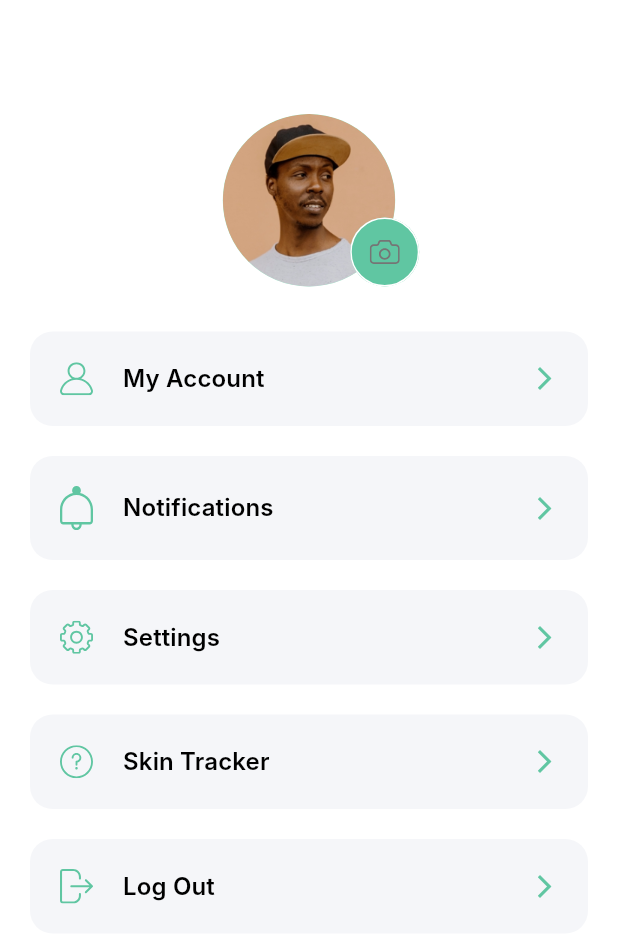
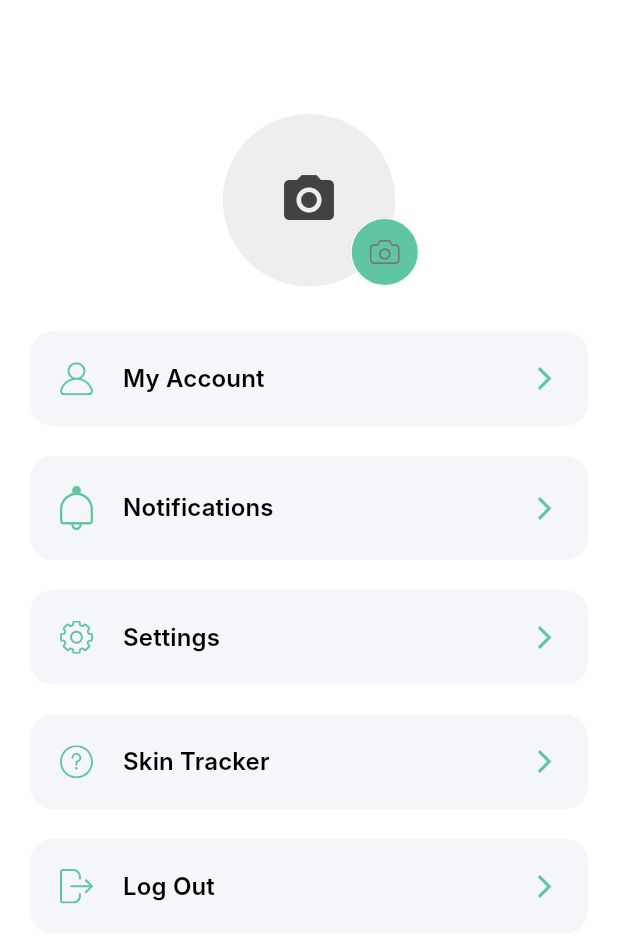
Before and after one commit to gebienha/SoftwareStudioFinal, a Flutter app: the ProfileScreen screen opened by its route, on a phone screen of 412 x 824 dp. Shown: the top 943 px of the screen. Run offline on Flutter 3.47's test engine with Material 3 defaults, Android fonts, the phone set to English and light mode, and no system bars; our stand-ins replace cloud_firestore, firebase_auth, firebase_core, flutter_svg, get, go_router and 4 more; missing offline and left inert: fluttermoji; accounts and stored records are empty; Roboto replaces fonts that are missing (Inter).

Commit message:
commit masukin gambar

```diff
--- a/lib/routes.dart
+++ b/lib/routes.dart
@@ -12,6 +12,7 @@ import 'package:shop_app/screens/home/home_screen.dart';
 import 'package:shop_app/screens/init_screen.dart';
 import 'package:shop_app/screens/login_success/login_success_screen.dart';
 import 'package:shop_app/screens/otp/otp_screen.dart';
+import 'package:shop_app/screens/profile/components/add_avatar_page.dart';
 import 'package:shop_app/screens/profile/profile_screen.dart';
 import 'package:shop_app/screens/sign_in/sign_in_screen.dart';
 import 'package:shop_app/screens/sign_up/sign_up_screen.dart';
@@ -58,6 +59,7 @@ final Map<String, WidgetBuilder> routes = {
   SkinTracker.routeName: (context) => SkinTracker(),
   TutorialPage.routeName: (context) => TutorialPage(),
   SignUpSuccessScreen.routeName: (context) => SignUpSuccessScreen(),
+  AddAvatarPage.routeName: (context) => const AddAvatarPage(),
 };
 
 Route<dynamic> generateRoute(RouteSettings settings) {
--- a/lib/screens/profile/components/profile_pic.dart
+++ b/lib/screens/profile/components/profile_pic.dart
@@ -1,22 +1,49 @@
 import 'package:flutter/material.dart';
 import 'package:flutter_svg/flutter_svg.dart';
+import '../../../screens/profile/components/add_avatar_page.dart';
 
-class ProfilePic extends StatelessWidget {
-  const ProfilePic({
-    Key? key,
-  }) : super(key: key);
+class ProfilePic extends StatefulWidget {
+  final String? initialAvatarSvgData;
+  final String? initialName;
+
+  const ProfilePic({Key? key, this.initialAvatarSvgData, this.initialName}) : super(key: key);
+
+  @override
+  _ProfilePicState createState() => _ProfilePicState();
+}
+
+class _ProfilePicState extends State<ProfilePic> {
+  String? _avatarSvgData;
+  String? _name;
+
+  @override
+  void initState() {
+    super.initState();
+    _avatarSvgData = widget.initialAvatarSvgData;
+    _name = widget.initialName;
+  }
 
   @override
   Widget build(BuildContext context) {
-    return SizedBox(
+    return Column(
+      mainAxisAlignment: MainAxisAlignment.center,
+      children: [
+        SizedBox(
           height: 115,
           width: 115,
           child: Stack(
             fit: StackFit.expand,
             clipBehavior: Clip.none,
             children: [
-          const CircleAvatar(
-            backgroundImage: AssetImage("assets/images/Profile Image.png"),
+              CircleAvatar(
+                backgroundColor: Colors.grey.shade200,
+                child: _avatarSvgData != null
+                    ? _buildAvatarImage(_avatarSvgData!)
+                    : Icon(
+                        Icons.camera_alt,
+                        size: 40,
+                        color: Colors.grey.shade800,
+                      ),
               ),
               Positioned(
                 right: -16,
@@ -33,12 +60,43 @@ class ProfilePic extends StatelessWidget {
                       ),
                       backgroundColor: const Color(0xFF60C6A2),
                     ),
-                onPressed: () {},
+                    onPressed: () async {
+                      final result = await Navigator.pushNamed(
+                        context,
+                        AddAvatarPage.routeName,
+                      );
+                      if (result != null && result is Map<String, String>) {
+                        setState(() {
+                          _avatarSvgData = result['svgData'];
+                          _name = result['name'];
+                        });
+                      }
+                    },
                     child: SvgPicture.asset("assets/icons/Camera Icon.svg"),
                   ),
                 ),
-          )
+              ),
             ],
+          ),
+        ),
+        if (_name != null)
+          Padding(
+            padding: const EdgeInsets.only(top: 8.0),
+            child: Text(
+              'Hi, $_name!',
+              style: const TextStyle(fontSize: 18, fontWeight: FontWeight.bold),
+            ),
+          ),
+      ],
+    );
+  }
+
+  Widget _buildAvatarImage(String svgData) {
+      return SvgPicture.string(
+        svgData,
+        fit: BoxFit.contain,
+        placeholderBuilder: (context) => const Center(
+          child: CircularProgressIndicator(),
         ),
       );
     }
```
Also changed, not shown: lib/main.dart (+6 -6 lines), lib/screens/profile/components/add_avatar_page.dart (+111 -111 lines), lib/screens/profile/components/avatar_provider.dart (added, +11 -0 lines), lib/screens/skintracker/info.dart (+27 -8 lines), pubspec.yaml (+6 -3 lines), lib/screens/profile/profile_screen.dart (line endings or trailing spaces), pubspec.lock, 60 other files. Lines whose indentation alone changed are shown as unchanged.
